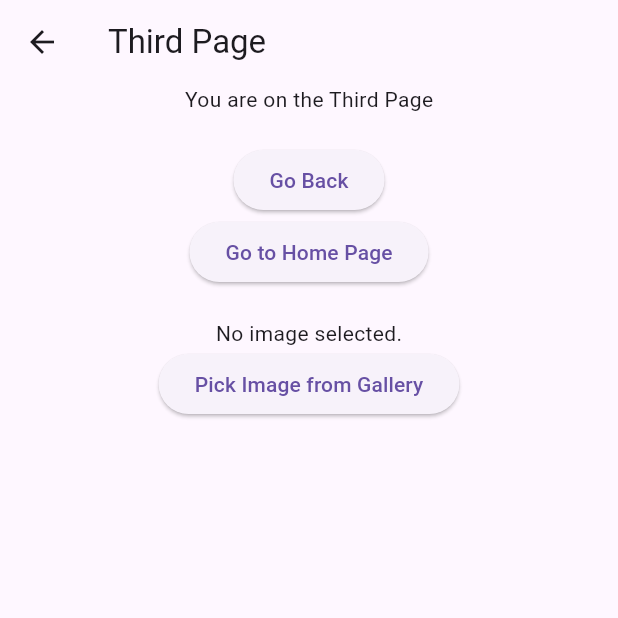
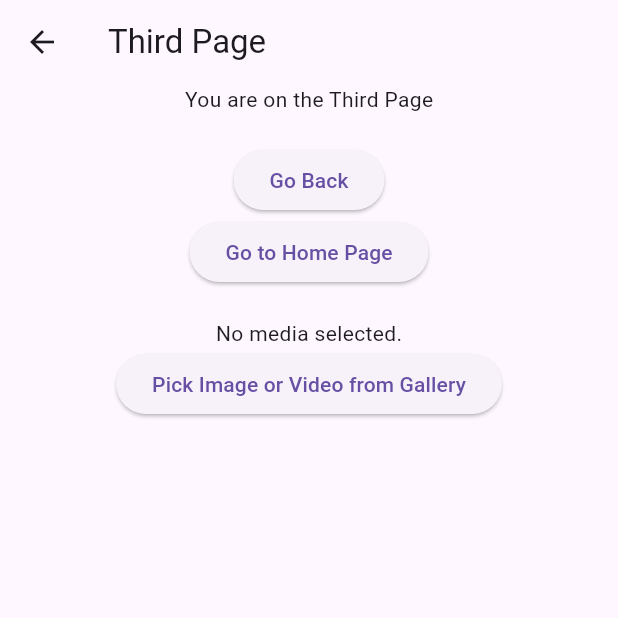
Before and after one commit to hippieperm/edit_x, a Flutter app: the ThirdPage screen opened by its route, on a phone screen of 412 x 824 dp, the top half of it. Run offline on Flutter 3.47's test engine with Material 3 defaults, Android fonts, the phone set to English and light mode, and no system bars; our stand-ins replace file_picker, flutter_svg, get, video_player.

Commit message:
사진앱 접근권한/가져온이미지 화면에 표시 CocoaPods is installed in the project

```diff
--- a/lib/pages/third_page.dart
+++ b/lib/pages/third_page.dart
@@ -1,7 +1,8 @@
 import 'package:flutter/material.dart';
 import 'package:get/get.dart';
-import 'package:image_picker/image_picker.dart';
+import 'package:file_picker/file_picker.dart';
 import 'dart:io';
+import 'video_player_widget.dart';
 
 class ThirdPage extends StatefulWidget {
   const ThirdPage({super.key});
@@ -11,14 +12,20 @@ class ThirdPage extends StatefulWidget {
 }
 
 class _ThirdPageState extends State<ThirdPage> {
-  File? _image;
+  File? _media;
+  bool _isImage = true; // 미디어 타입을 저장할 변수
 
-  Future<void> _pickImage() async {
-    final ImagePicker _picker = ImagePicker();
-    final XFile? image = await _picker.pickImage(source: ImageSource.gallery);
-    if (image != null) {
+  Future<void> _pickMedia() async {
+    FilePickerResult? result = await FilePicker.platform.pickFiles(
+      type: FileType.media,
+    );
+
+    if (result != null && result.files.single.path != null) {
       setState(() {
-        _image = File(image.path);
+        _media = File(result.files.single.path!);
+        String? mimeType = result.files.single.extension;
+        _isImage = mimeType != null &&
+            (mimeType == 'jpg' || mimeType == 'jpeg' || mimeType == 'png');
       });
     }
   }
@@ -49,12 +56,14 @@ class _ThirdPageState extends State<ThirdPage> {
                 child: const Text('Go to Home Page'),
               ),
               SizedBox(height: 20),
-              _image == null
-                  ? const Text('No image selected.')
-                  : Image.file(_image!),
+              _media == null
+                  ? const Text('No media selected.')
+                  : _isImage
+                      ? Image.file(_media!)
+                      : VideoPlayerWidget(file: _media!),
               ElevatedButton(
-                onPressed: _pickImage,
-                child: const Text('Pick Image from Gallery'),
+                onPressed: _pickMedia,
+                child: const Text('Pick Image or Video from Gallery'),
               ),
             ],
           ),
--- a/pubspec.yaml
+++ b/pubspec.yaml
@@ -38,6 +38,8 @@ dependencies:
   get: ^4.6.5
   flutter_svg: ^2.0.7
   image_picker: ^0.8.4+2
+  video_player: ^2.9.1
+  file_picker: ^8.0.6
 
 
 dev_dependencies:
```
Also changed, not shown: lib/pages/video_player_widget.dart (added, +42 -0 lines), pubspec.lock, 2 other files.
